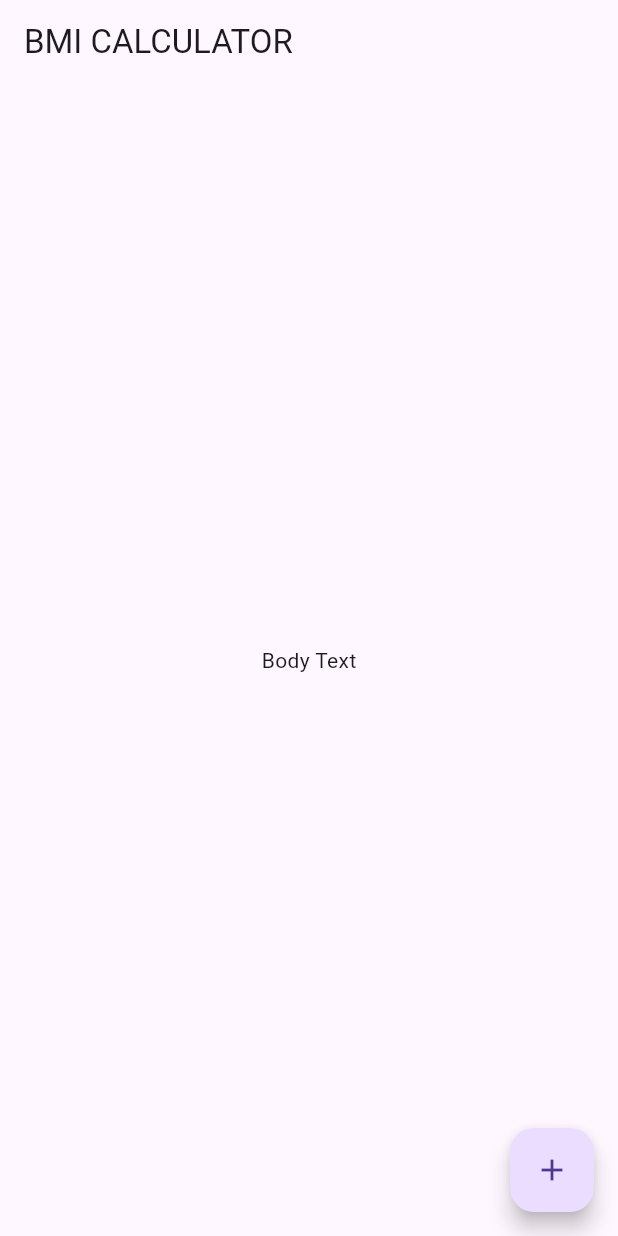
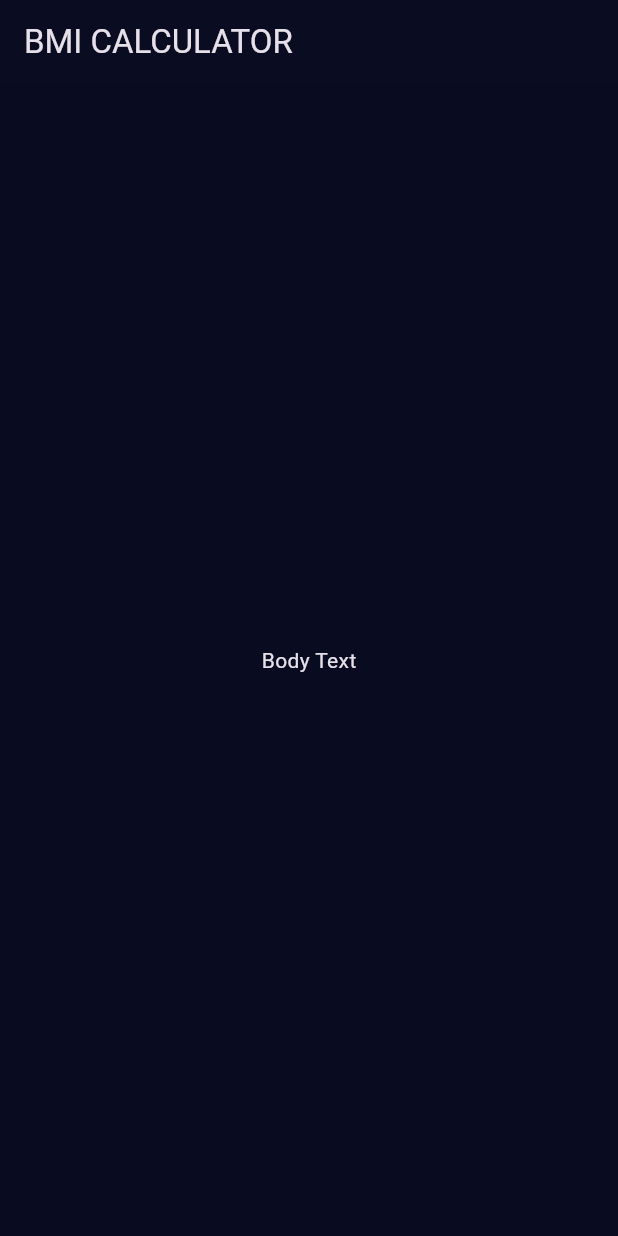
Before and after one commit to infosabbir/bmi_calculator, a Flutter app: the screen it shows after launch, on a phone screen of 412 x 824 dp. Run offline on Flutter 3.47's test engine with Material 3 defaults, Android fonts, the phone set to English and light mode, and no system bars.

Commit message:
User Flutter Theme

```diff
--- /dev/null
+++ b/lib/input_page.dart
@@ -0,0 +1,22 @@
+import 'package:flutter/material.dart';
+
+class InputPage extends StatefulWidget {
+  const InputPage({super.key});
+
+  @override
+  State<InputPage> createState() => _InputPageState();
+}
+
+class _InputPageState extends State<InputPage> {
+  @override
+  Widget build(BuildContext context) {
+    return Scaffold(
+      appBar: AppBar(
+        title: const Text('BMI CALCULATOR'),
+      ),
+      body: const Center(
+        child: Text('Body Text'),
+      ),
+    );
+  }
+}
--- a/lib/main.dart
+++ b/lib/main.dart
@@ -1,3 +1,4 @@
+import 'package:bmi_calculator/input_page.dart';
 import 'package:flutter/material.dart';
 
 void main() => runApp(const BMICalculator());
@@ -7,33 +8,14 @@ class BMICalculator extends StatelessWidget {
 
   @override
   Widget build(BuildContext context) {
-    return const MaterialApp(
-      home: InputPage(),
+    return MaterialApp(
+      theme: ThemeData.dark().copyWith(
+        appBarTheme: const AppBarTheme(
+          color: Color(0xFF0A0D22),
+        ),
+        scaffoldBackgroundColor: const Color(0xFF090c21),
+      ),
+      home: const InputPage(),
     );
   }
 }
-
-class InputPage extends StatefulWidget {
-  const InputPage({super.key});
-
-  @override
-  State<InputPage> createState() => _InputPageState();
-}
-
-class _InputPageState extends State<InputPage> {
-  @override
-  Widget build(BuildContext context) {
-    return Scaffold(
-      appBar: AppBar(
-        title: const Text('BMI CALCULATOR'),
-      ),
-      body: const Center(
-        child: Text('Body Text'),
-      ),
-      floatingActionButton: FloatingActionButton(
-        onPressed: () {},
-        child: const Icon(Icons.add),
-      ),
-    );
-  }
-}
```
